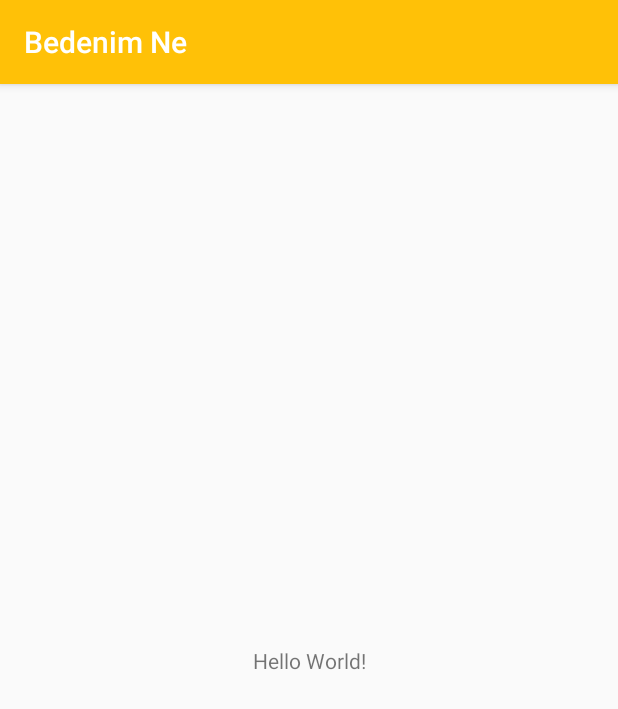
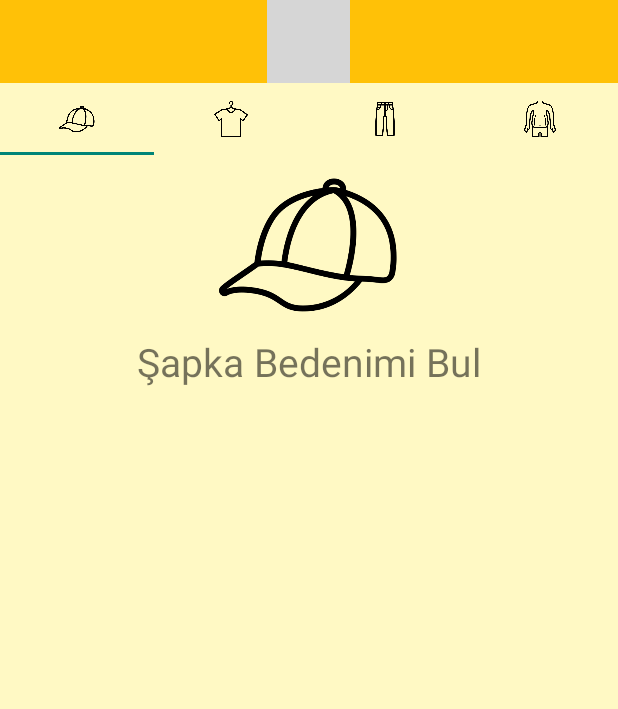
Before and after one commit to girisimci/BedenimNe, an Android app: the screen it shows after launch (MainActivity), on a phone screen of 412 x 824 dp. Shown: the top 709 px of the screen. Run offline under Robolectric (Android 15) with nearby library versions, the phone set to English and light mode, and no system bars; grey boxes are pictures that could not be loaded.

Commit message:
Tasarımsal Detaylar bitti / Metarial desing dikkate alındı :)

```diff
--- a/app/build.gradle
+++ b/app/build.gradle
@@ -29,7 +29,9 @@ dependencies {
     implementation 'androidx.appcompat:appcompat:1.1.0'
     implementation 'androidx.core:core-ktx:1.2.0'
     implementation 'androidx.constraintlayout:constraintlayout:1.1.3'
+    implementation 'androidx.legacy:legacy-support-v4:1.0.0'
     testImplementation 'junit:junit:4.12'
     androidTestImplementation 'androidx.test.ext:junit:1.1.0'
     androidTestImplementation 'androidx.test.espresso:espresso-core:3.1.1'
+    implementation 'com.google.android.material:material:1.1.0'
 }
--- a/app/src/main/AndroidManifest.xml
+++ b/app/src/main/AndroidManifest.xml
@@ -17,7 +17,9 @@
                 <category android:name="android.intent.category.LAUNCHER" />
             </intent-filter>
         </activity>
-        <activity android:name=".MainActivity">
+        <activity
+            android:name=".MainActivity"
+            android:theme="@style/Theme.AppCompat.Light.NoActionBar">
         </activity>
     </application>
 
--- a/app/src/main/java/com/example/bedenimne/MainActivity.kt
+++ b/app/src/main/java/com/example/bedenimne/MainActivity.kt
@@ -1,12 +1,61 @@
 package com.example.bedenimne
 
+import android.os.Bundle
 import androidx.appcompat.app.AppCompatActivity
-import android.os.Bundle
+import androidx.fragment.app.Fragment
+import androidx.fragment.app.FragmentManager
+import androidx.fragment.app.FragmentPagerAdapter
+import androidx.viewpager.widget.ViewPager
+import com.google.android.material.tabs.TabLayout
+
 
 class MainActivity : AppCompatActivity() {
 
     override fun onCreate(savedInstanceState: Bundle?) {
         super.onCreate(savedInstanceState)
         setContentView(R.layout.activity_main)
+
+        val tab = findViewById<TabLayout>(R.id.tab)
+
+        val pager = findViewById<ViewPager>(R.id.pager)
+
+        pager.adapter = pageAdapter(supportFragmentManager)
+
+        pager.addOnPageChangeListener(TabLayout.TabLayoutOnPageChangeListener(tab))
+
+        tab.addOnTabSelectedListener(object : TabLayout.OnTabSelectedListener {
+            override fun onTabReselected(p0: TabLayout.Tab?) {
+            }
+
+            override fun onTabUnselected(p0: TabLayout.Tab?) {
+            }
+
+            override fun onTabSelected(p0: TabLayout.Tab?) {
+
+                pager.currentItem = p0!!.position
+
+            }
+
+        })
+    }
+
+    class pageAdapter(fm: FragmentManager) : FragmentPagerAdapter(fm) {
+        override fun getItem(position: Int): Fragment {
+
+            when (position) {
+                0 -> return home()
+                1 -> return kafa()
+                2 -> return bel()
+                else -> return hesap()
+            }
+
+        }
+
+        override fun getCount(): Int {
+
+            return 4
+
+        }
+
     }
 }
--- /dev/null
+++ b/app/src/main/java/com/example/bedenimne/home.kt
@@ -0,0 +1,21 @@
+package com.example.bedenimne
+
+import android.os.Bundle
+import android.view.LayoutInflater
+import android.view.View
+import android.view.ViewGroup
+import androidx.fragment.app.Fragment
+
+class home : Fragment() {
+
+
+    override fun onCreateView(
+        inflater: LayoutInflater, container: ViewGroup?,
+        savedInstanceState: Bundle?
+    ): View? {
+        // Inflate the layout for this fragment
+        return inflater.inflate(R.layout.fragment_home, container, false)
+
+
+    }
+}
--- /dev/null
+++ b/app/src/main/java/com/example/bedenimne/kafa.kt
@@ -0,0 +1,19 @@
+package com.example.bedenimne
+
+import android.os.Bundle
+import android.view.LayoutInflater
+import android.view.View
+import android.view.ViewGroup
+import androidx.fragment.app.Fragment
+
+class kafa : Fragment() {
+
+
+    override fun onCreateView(
+        inflater: LayoutInflater, container: ViewGroup?,
+        savedInstanceState: Bundle?
+    ): View? {
+        // Inflate the layout for this fragment
+        return inflater.inflate(R.layout.fragment_kafa, container, false)
+    }
+}
--- a/app/src/main/res/layout/activity_main.xml
+++ b/app/src/main/res/layout/activity_main.xml
@@ -1,18 +1,57 @@
 <?xml version="1.0" encoding="utf-8"?>
-<androidx.constraintlayout.widget.ConstraintLayout xmlns:android="http://schemas.android.com/apk/res/android"
-    xmlns:app="http://schemas.android.com/apk/res-auto"
+<RelativeLayout xmlns:android="http://schemas.android.com/apk/res/android"
     xmlns:tools="http://schemas.android.com/tools"
     android:layout_width="match_parent"
     android:layout_height="match_parent"
+    android:background="@color/colorLightPrimary"
     tools:context=".MainActivity">
 
-    <TextView
-        android:layout_width="wrap_content"
+    <com.google.android.material.appbar.AppBarLayout
+        android:layout_width="match_parent"
         android:layout_height="wrap_content"
-        android:text="Hello World!"
-        app:layout_constraintBottom_toBottomOf="parent"
-        app:layout_constraintLeft_toLeftOf="parent"
-        app:layout_constraintRight_toRightOf="parent"
-        app:layout_constraintTop_toTopOf="parent" />
+        android:layout_marginTop="0dp"
+        android:background="@color/colorPrimary">
 
-</androidx.constraintlayout.widget.ConstraintLayout>
+        <ImageView
+            android:layout_width="55dp"
+            android:layout_height="55dp"
+            android:layout_gravity="center"
+            android:src="@drawable/dgo" />
+
+
+        <com.google.android.material.tabs.TabLayout
+            android:id="@+id/tab"
+            android:layout_width="match_parent"
+            android:layout_height="wrap_content"
+            android:background="@color/colorLightPrimary">
+
+            <com.google.android.material.tabs.TabItem
+                android:layout_width="wrap_content"
+                android:layout_height="wrap_content"
+                android:icon="@drawable/cap" />
+
+            <com.google.android.material.tabs.TabItem
+                android:layout_width="wrap_content"
+                android:layout_height="wrap_content"
+                android:icon="@drawable/cloth" />
+
+            <com.google.android.material.tabs.TabItem
+                android:layout_width="wrap_content"
+                android:layout_height="wrap_content"
+                android:icon="@drawable/pants" />
+
+            <com.google.android.material.tabs.TabItem
+                android:layout_width="wrap_content"
+                android:layout_height="wrap_content"
+                android:icon="@drawable/fat" />
+
+        </com.google.android.material.tabs.TabLayout>
+
+        <androidx.viewpager.widget.ViewPager
+            android:id="@+id/pager"
+            android:layout_width="match_parent"
+            android:layout_height="match_parent" />
+    </com.google.android.material.appbar.AppBarLayout>
+
+
+</RelativeLayout>
--- a/app/src/main/res/layout/activity_splash_activiy.xml
+++ b/app/src/main/res/layout/activity_splash_activiy.xml
@@ -4,6 +4,7 @@
     xmlns:tools="http://schemas.android.com/tools"
     android:layout_width="match_parent"
     android:layout_height="match_parent"
+    android:background="@color/colorLightPrimary"
     tools:context=".splash_activiy">
 
     <ImageView
--- /dev/null
+++ b/app/src/main/res/layout/fragment_home.xml
@@ -0,0 +1,33 @@
+<?xml version="1.0" encoding="utf-8"?>
+<FrameLayout xmlns:android="http://schemas.android.com/apk/res/android"
+    xmlns:app="http://schemas.android.com/apk/res-auto"
+    xmlns:tools="http://schemas.android.com/tools"
+    android:layout_width="match_parent"
+    android:layout_height="match_parent"
+    tools:context=".home">
+
+    <androidx.constraintlayout.widget.ConstraintLayout
+        android:layout_width="match_parent"
+        android:layout_height="match_parent"
+        android:background="@color/colorLightPrimary">
+
+        <ImageView
+            android:id="@+id/imageView3"
+            android:layout_width="120dp"
+            android:layout_height="120dp"
+            android:src="@drawable/cap"
+            app:layout_constraintEnd_toEndOf="parent"
+            app:layout_constraintStart_toStartOf="parent"
+            app:layout_constraintTop_toTopOf="parent" />
+
+        <TextView
+            android:id="@+id/textView3"
+            android:layout_width="wrap_content"
+            android:layout_height="wrap_content"
+            android:text="Şapka Bedenimi Bul"
+            android:textSize="26sp"
+            app:layout_constraintEnd_toEndOf="@+id/imageView3"
+            app:layout_constraintStart_toStartOf="@+id/imageView3"
+            app:layout_constraintTop_toBottomOf="@+id/imageView3" />
+    </androidx.constraintlayout.widget.ConstraintLayout>
+</FrameLayout>
--- a/app/src/main/res/values/colors.xml
+++ b/app/src/main/res/values/colors.xml
@@ -3,5 +3,6 @@
     <color name="colorPrimary">#FFC107</color>
     <color name="colorPrimaryDark">#FFA000</color>
     <color name="colorAccent">#FFEB3B</color>
-    <color name="colorLightPrimary">#FFECB3</color>
+    <color name="colorLightPrimary">#FFF9C4</color>
+
 </resources>
--- a/app/src/main/res/values/strings.xml
+++ b/app/src/main/res/values/strings.xml
@@ -1,3 +1,6 @@
 <resources>
     <string name="app_name">Bedenim Ne</string>
+
+    <!-- TODO: Remove or change this placeholder text -->
+    <string name="hello_blank_fragment">Hello blank fragment</string>
 </resources>
```
Also changed, not shown: app/src/main/java/com/example/bedenimne/bel.kt (added, +20 -0 lines), app/src/main/java/com/example/bedenimne/hesap.kt (added, +20 -0 lines), app/src/main/res/drawable/ic_album_black_24dp.xml (added, +9 -0 lines), app/src/main/res/layout/fragment_bel.xml (added, +34 -0 lines), app/src/main/res/layout/fragment_hesap.xml (added, +34 -0 lines), app/src/main/res/layout/fragment_kafa.xml (added, +34 -0 lines), app/src/main/res/drawable/cap.png (added), app/src/main/res/drawable/cloth.png (added), app/src/main/res/drawable/fat.png (added), app/src/main/res/drawable/pants.png (added).
